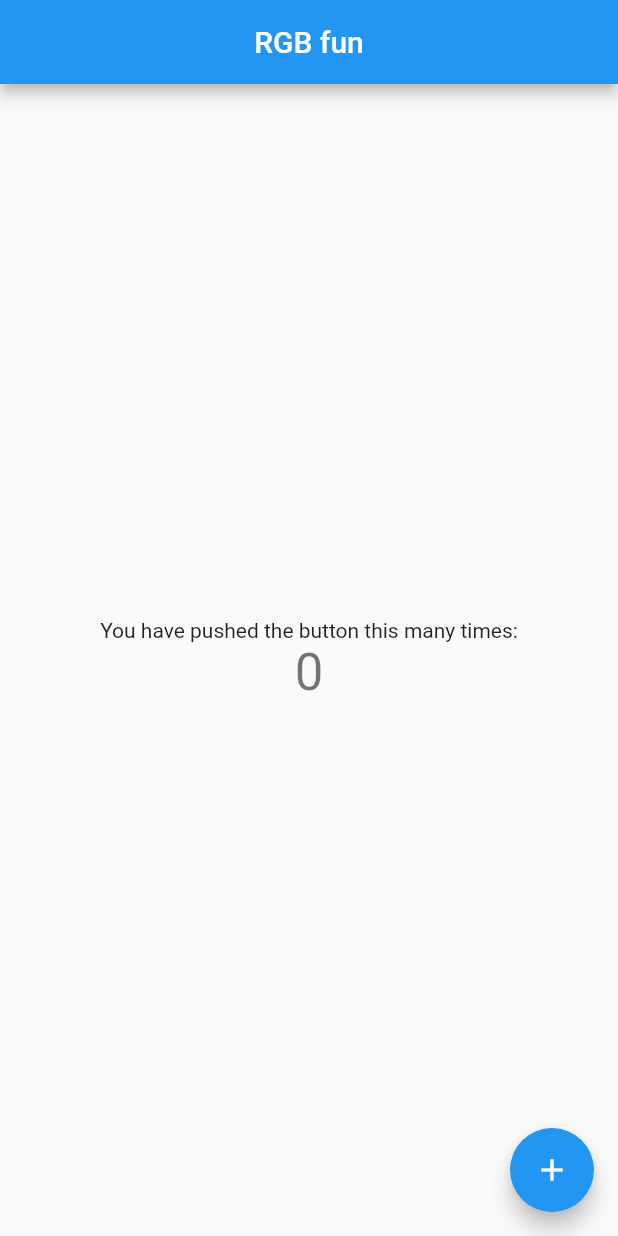
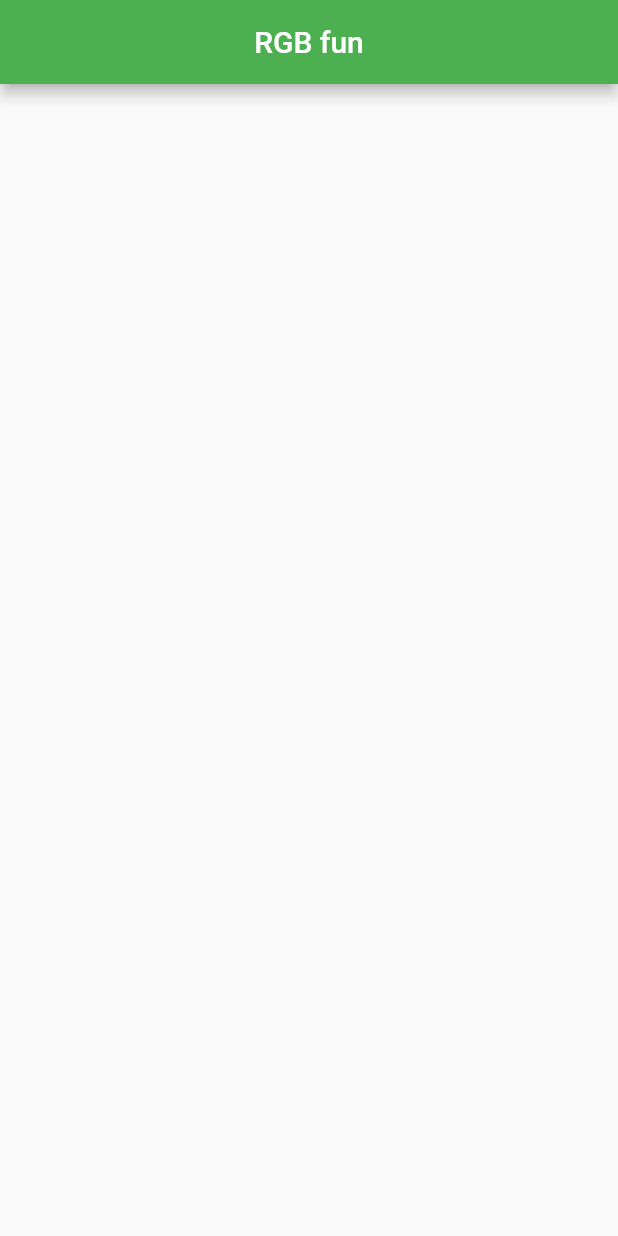
Before and after one commit to Psyhackological/RGBfun, a Flutter app: the screen it shows after launch, on a phone screen of 412 x 824 dp. Run offline on Flutter 3.47's test engine with Material 2 defaults, Android fonts, the phone set to English and light mode, and no system bars.

Commit message:
Changed color to green and deleted unnecessary widgets

```diff
--- a/lib/main.dart
+++ b/lib/main.dart
@@ -10,9 +10,9 @@
   @override
   Widget build(BuildContext context) {
     return MaterialApp(
-      title: 'Flutter Demo',
+      title: 'RGB fun',
       theme: ThemeData(
-        primarySwatch: Colors.blue,
+        primarySwatch: Colors.green,
       ),
       home: const MyHomePage(title: 'RGB fun'),
     );
@@ -29,14 +29,6 @@
 }
 
 class _MyHomePageState extends State<MyHomePage> {
-  int _counter = 0;
-
-  void _incrementCounter() {
-    setState(() {
-      _counter++;
-    });
-  }
-
   @override
   Widget build(BuildContext context) {
     return Scaffold(
@@ -47,21 +39,7 @@
       body: Center(
         child: Column(
           mainAxisAlignment: MainAxisAlignment.center,
-          children: <Widget>[
-            const Text(
-              'You have pushed the button this many times:',
-            ),
-            Text(
-              '$_counter',
-              style: Theme.of(context).textTheme.headlineMedium,
-            ),
-          ],
         ),
-      ),
-      floatingActionButton: FloatingActionButton(
-        onPressed: _incrementCounter,
-        tooltip: 'Increment',
-        child: const Icon(Icons.add),
       ),
     );
   }
```
